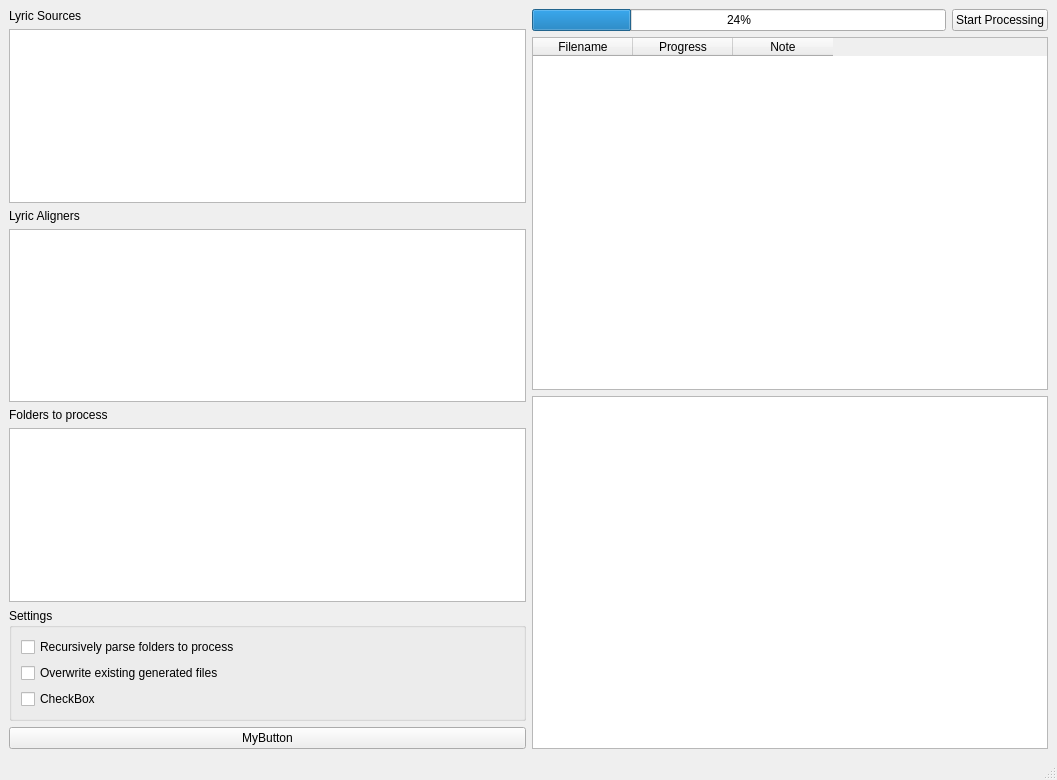
First picture: the form in resources/lyric_manager.ui, repository Gazoo101/lyric-manager, before the edit.
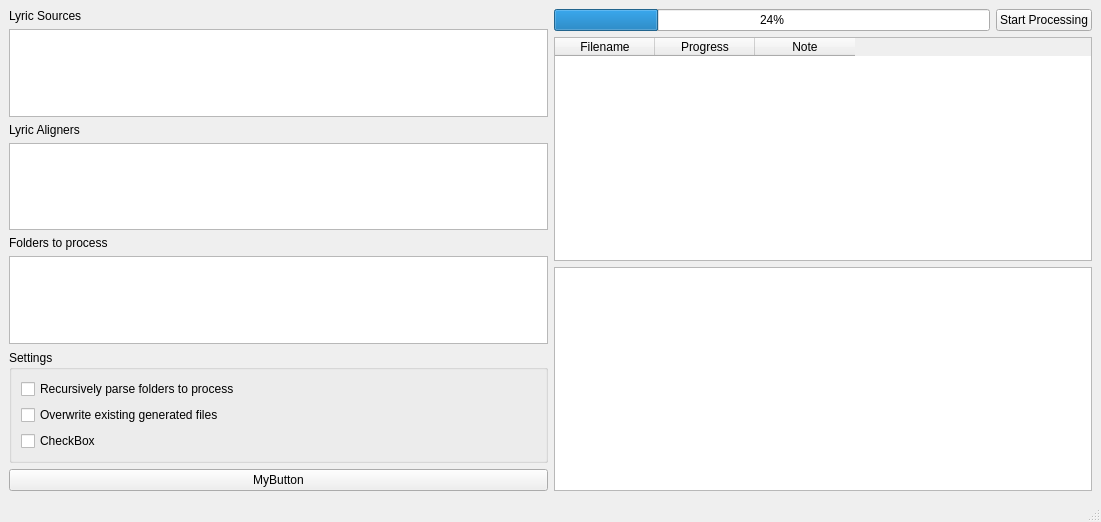
Second picture: the form after the edit.

What changed in the file:
```diff
--- a/resources/lyric_manager.ui
+++ b/resources/lyric_manager.ui
@@ -6,8 +6,8 @@
    <rect>
     <x>0</x>
     <y>0</y>
-    <width>1057</width>
-    <height>780</height>
+    <width>1101</width>
+    <height>522</height>
    </rect>
   </property>
   <property name="windowTitle">
```
Left out of the diff: 2 changed lines with no effect on the pictures.
